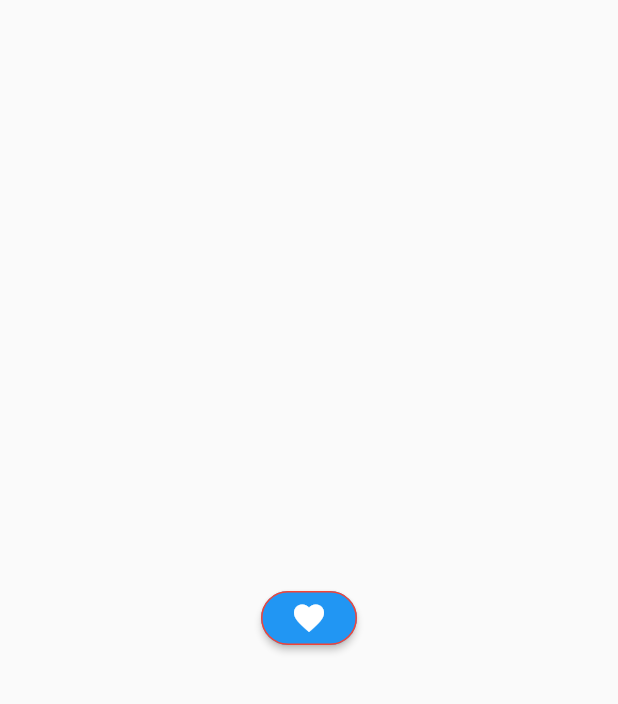
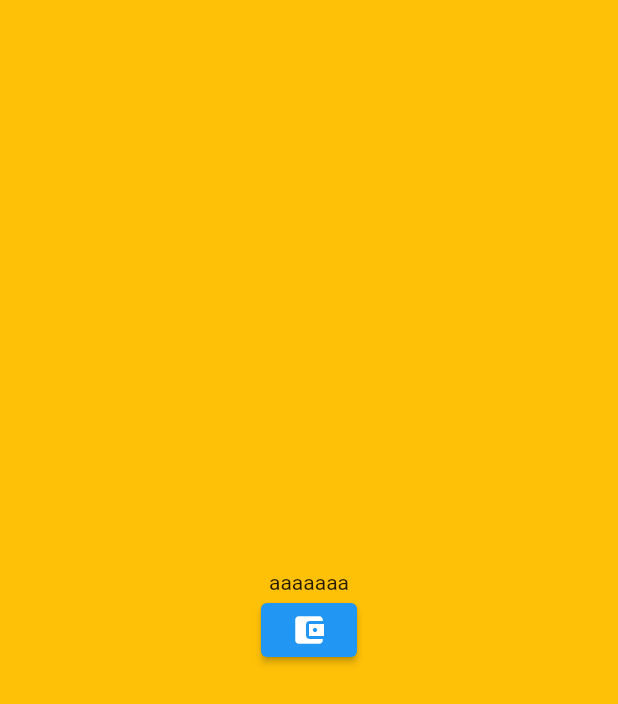
Before and after one commit to eyuphan-oguz/flutter101, a Flutter app: the screen it shows after launch, on a phone screen of 412 x 824 dp. Shown: the top 704 px of the screen. Run offline on Flutter 3.47's test engine with Material 2 defaults, Android fonts, the phone set to English and light mode, and no system bars.

Commit message:
Flutter - Stateful Widget

```diff
--- a/lib/main.dart
+++ b/lib/main.dart
@@ -1,5 +1,6 @@
 import 'package:flutter/material.dart';
 import 'package:flutter101/text&button.dart';
+import 'package:flutter101/views/home.dart';
 
 void main() {
   runApp(const MyApp());
@@ -15,7 +16,7 @@ class MyApp extends StatelessWidget {
       debugShowCheckedModeBanner: false,
       title: 'Material App',
       home: Scaffold(
-        body:Center(child: TutorialButtonPage(),) ,
+        body:HomeView() ,
       )
     );
   }
--- /dev/null
+++ b/lib/views/home.dart
@@ -0,0 +1,33 @@
+import 'package:flutter/material.dart';
+
+class HomeView extends StatefulWidget {
+  const HomeView({Key? key}) : super(key: key);
+
+  @override
+  State<HomeView> createState() => _HomeViewState();
+}
+
+class _HomeViewState extends State<HomeView> {
+  @override
+  late String data='aaaaaaa';
+  late bool isDark=false;
+
+  Widget build(BuildContext context) {
+    return Container(
+      color: isDark?Colors.red:Colors.amber,
+      child: Column(
+        mainAxisAlignment: MainAxisAlignment.center,
+        crossAxisAlignment: CrossAxisAlignment.center,
+        children: [
+          Text(data),
+
+          Center(child: ElevatedButton(onPressed: (){
+            setState(() {
+              isDark=!isDark;
+            });
+          }, child: Icon(Icons.account_balance_wallet)))
+        ],
+      ),
+    );
+  }
+}
```
